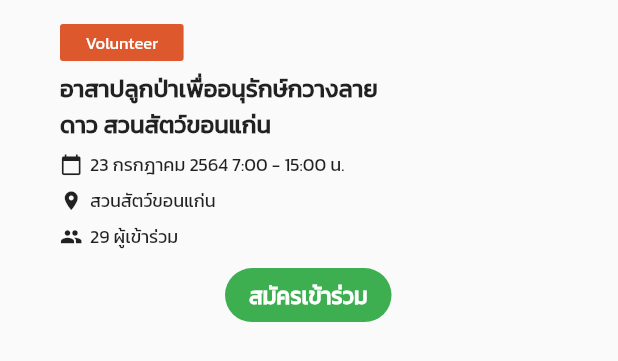
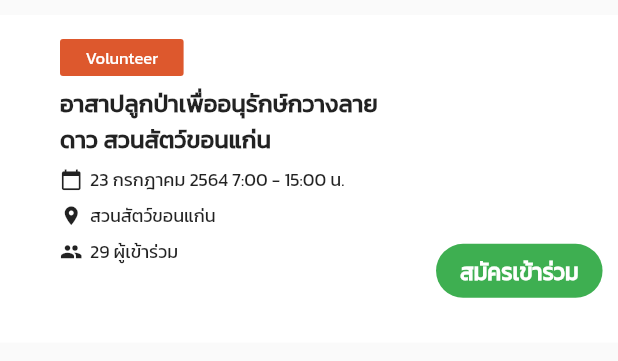
Before and after one commit to thanatat-wong/FarkPlookTree, a Flutter app: the JoinCampaign widget shown alone on an empty page, opened directly, on a phone screen of 412 x 824 dp. Shown: the top 361 px of the screen. Run offline on Flutter 3.47's test engine with Material 2 defaults, Android fonts, the light colour scheme and no system bars; our stand-ins replace firebase_auth, firebase_core, flutter_swiper, google_sign_in, sliding_up_panel; missing offline and left inert: flutter_login_facebook; accounts and stored records are empty.

Commit message:
[Update] Register btn Arrangement

```diff
--- a/lib/Pages/joinCampaignHome.dart
+++ b/lib/Pages/joinCampaignHome.dart
@@ -8,8 +8,13 @@ class JoinCampaign extends StatefulWidget {
 class _JoinCampaignState extends State<JoinCampaign> {
   @override
   Widget build(BuildContext context) {
-    return Container(
-      height: 300,
+    return Stack(
+      children: [
+        Padding(
+          padding: const EdgeInsets.only(top: 10),
+          child: Container(
+            height: MediaQuery.of(context).size.height * 0.265,
+            color: Colors.white,
             // color: Colors.blue,
             // margin: EdgeInsets.only(top: MediaQuery.of(context).size.width * 0.05),
             // height: MediaQuery.of(context).size.height * 0.6,
@@ -17,9 +22,13 @@ class _JoinCampaignState extends State<JoinCampaign> {
             // padding: EdgeInsets.fromLTRB(20,0,0,120),
             child: Row(
               children: [
-          Padding(
-            padding: const EdgeInsets.fromLTRB(20, 0, 0, 100),
-            child: Image.asset("assets/images_login_fresh_34_/image 23.png"),
+                Align(
+                  alignment: AlignmentDirectional.topCenter,
+                  child: Padding(
+                    padding: const EdgeInsets.fromLTRB(20, 20, 0, 0),
+                    child: Image.asset(
+                        "assets/images_login_fresh_34_/image 23.png"),
+                  ),
                 ),
                 Padding(
                   padding: const EdgeInsets.fromLTRB(20, 10, 0, 0),
@@ -33,13 +42,11 @@ class _JoinCampaignState extends State<JoinCampaign> {
                         child: FlatButton(
                           child: Text(
                             "Volunteer",
-                      style: TextStyle(
-                          fontSize: 11),
+                            style: TextStyle(fontSize: 11),
                           ),
                           color: Color(0xFFDD582D),
                           textColor: Colors.white,
-                    onPressed: (){
-                    },
+                          onPressed: () {},
                         ),
                       ),
                       SizedBox(height: 6.0),
@@ -47,8 +54,8 @@ class _JoinCampaignState extends State<JoinCampaign> {
                         width: MediaQuery.of(context).size.height * 0.26,
                         child: Text(
                           "อาสาปลูกป่าเพื่ออนุรักษ์กวางลายดาว สวนสัตว์ขอนแก่น",
-                    style:
-                        TextStyle(fontSize: 16.0, fontWeight: FontWeight.bold),
+                          style: TextStyle(
+                              fontSize: 16.0, fontWeight: FontWeight.bold),
                         ),
                       ),
                       SizedBox(height: 6.0),
@@ -87,9 +94,21 @@ class _JoinCampaignState extends State<JoinCampaign> {
                           ),
                         ],
                       ),
-                SizedBox(height: 6.0),
-                Padding(
-                    padding: EdgeInsets.fromLTRB(110, 0, 0, 50),
+                    ],
+                  ),
+                )
+              ],
+            ),
+          ),
+        ),
+        Align(
+          alignment: AlignmentDirectional.topEnd,
+          child: Padding(
+              padding: EdgeInsets.fromLTRB(
+                  0,
+                  MediaQuery.of(context).size.width * 0.38,
+                  MediaQuery.of(context).size.width * 0.025,
+                  0),
               child: FlatButton(
                 child: Text(
                   "สมัครเข้าร่วม",
@@ -102,12 +121,9 @@ class _JoinCampaignState extends State<JoinCampaign> {
                 shape: RoundedRectangleBorder(
                     borderRadius: BorderRadius.circular(20)),
                 onPressed: () {},
-                    ))
-              ],
-            ),
+              )),
         )
       ],
-      ),
     );
   }
 }
```
Lines whose indentation alone changed are shown as unchanged.
